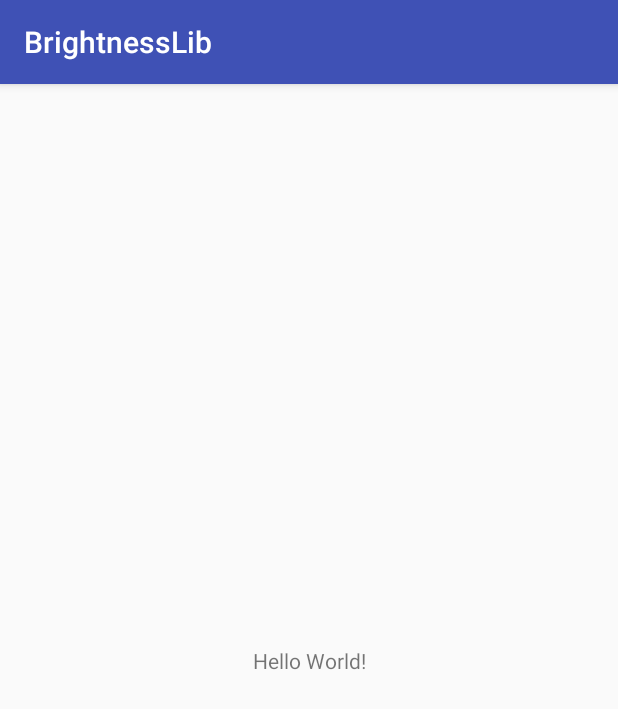
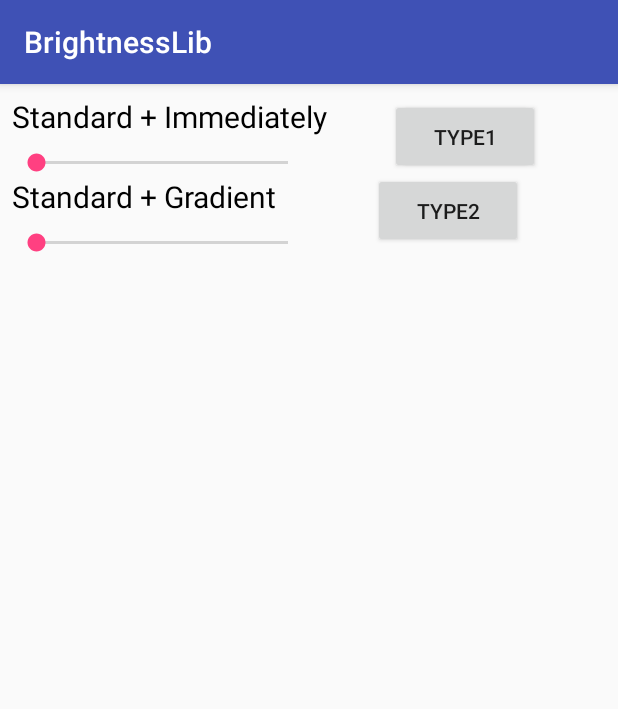
Before and after one commit to RealMoMo/Brightness, an Android app: the screen it shows after launch (MainActivity), on a phone screen of 412 x 824 dp. Shown: the top 709 px of the screen. Run offline under Robolectric (Android 15) with nearby library versions, the phone set to English and light mode, and no system bars.

Commit message:
update example demo
update example demo

```diff
--- a/app/src/main/AndroidManifest.xml
+++ b/app/src/main/AndroidManifest.xml
@@ -1,6 +1,10 @@
 <?xml version="1.0" encoding="utf-8"?>
 <manifest xmlns:android="http://schemas.android.com/apk/res/android"
     package="com.hht.brightness.lib.test">
+
+
+    <uses-permission android:name="android.permission.WRITE_SETTINGS"/>
+    <uses-permission android:name="com.mstar.android.permissionn.ACCESS_TV_DATA" />
 
     <application
         android:allowBackup="true"
--- a/app/src/main/java/com/hht/brightness/lib/test/MainActivity.java
+++ b/app/src/main/java/com/hht/brightness/lib/test/MainActivity.java
@@ -2,12 +2,67 @@ package com.hht.brightness.lib.test;
 
 import android.support.v7.app.AppCompatActivity;
 import android.os.Bundle;
+import android.view.View;
+import android.widget.Button;
+import android.widget.SeekBar;
 
-public class MainActivity extends AppCompatActivity {
+import com.hht.brightness.BrightnessPlatform;
+import com.hht.brightness.impl.BaseBrightnessImpl;
+import com.hht.brightness.impl.BrightnessFactory;
+import com.hht.brightness.strategy.change.IBrightnessChange;
+
+import java.util.Random;
+
+public class MainActivity extends AppCompatActivity implements View.OnClickListener {
+
+    private SeekBar sb_standard_imm;
+    private SeekBar sb_standard_gra;
+
+    private Button btn1,btn2;
+
+    private BaseBrightnessImpl standardImm;
+    private BaseBrightnessImpl standardGra;
+
+
+
 
     @Override
     protected void onCreate(Bundle savedInstanceState) {
         super.onCreate(savedInstanceState);
         setContentView(R.layout.activity_main);
+
+        initBrightness();
+        initView();
+
+    }
+
+    private void initBrightness() {
+        standardImm = BrightnessFactory.createBrightnessImpl(getApplication(), BrightnessPlatform.PLATFORM_STANDARD, IBrightnessChange.Strategy.IMMEDIATELY);
+        standardGra = BrightnessFactory.createBrightnessImpl(getApplication(), BrightnessPlatform.PLATFORM_STANDARD, IBrightnessChange.Strategy.GRADIENT);
+    }
+
+    private void initView() {
+
+        sb_standard_imm = findViewById(R.id.sb_standard_imm);
+        sb_standard_gra  = findViewById(R.id.sb_standard_gra);
+
+        btn1 = findViewById(R.id.btn1);
+        btn2 = findViewById(R.id.btn2);
+        btn1.setOnClickListener(this);
+        btn2.setOnClickListener(this);
+
+    }
+
+
+    @Override
+    public void onClick(View v) {
+        switch (v.getId()){
+            case R.id.btn1:{
+                standardImm.setBrightness(new Random().nextInt(100));
+            }break;
+            case R.id.btn2:{
+                standardGra.setBrightness(new Random().nextInt(100));
+            }break;
+        }
     }
 }
--- a/app/src/main/res/layout/activity_main.xml
+++ b/app/src/main/res/layout/activity_main.xml
@@ -6,13 +6,78 @@
     android:layout_height="match_parent"
     tools:context=".MainActivity">
 
-    <TextView
+    <Button
+        android:id="@+id/button2"
+        style="@style/btn_style"
         android:layout_width="wrap_content"
         android:layout_height="wrap_content"
-        android:text="Hello World!"
-        app:layout_constraintBottom_toBottomOf="parent"
-        app:layout_constraintLeft_toLeftOf="parent"
-        app:layout_constraintRight_toRightOf="parent"
+        android:layout_marginBottom="8dp"
+        android:layout_marginEnd="8dp"
+        android:layout_marginStart="8dp"
+        android:layout_marginTop="8dp"
+        android:text="type1"
+        app:layout_constraintBottom_toBottomOf="@+id/sb_standard_imm"
+        app:layout_constraintEnd_toEndOf="parent"
+        app:layout_constraintStart_toEndOf="@+id/sb_standard_imm"
+        app:layout_constraintTop_toTopOf="@+id/textView" />
+
+    <TextView
+        android:id="@+id/textView"
+        style="@style/tv_style"
+        android:layout_marginStart="8dp"
+        android:layout_marginTop="8dp"
+        android:text="Standard + Immediately"
+        app:layout_constraintStart_toStartOf="parent"
         app:layout_constraintTop_toTopOf="parent" />
 
+    <SeekBar
+        android:id="@+id/sb_standard_imm"
+        style="@style/sb_style"
+        android:layout_marginStart="8dp"
+        android:layout_marginTop="8dp"
+        app:layout_constraintStart_toStartOf="parent"
+        app:layout_constraintTop_toBottomOf="@+id/textView" />
+
+
+    <Button
+        android:id="@+id/btn1"
+        style="@style/btn_style"
+        android:layout_marginBottom="8dp"
+        android:layout_marginEnd="8dp"
+        android:layout_marginStart="8dp"
+        android:layout_marginTop="8dp"
+        android:text="type1"
+        app:layout_constraintBottom_toBottomOf="@+id/sb_standard_imm"
+        app:layout_constraintEnd_toEndOf="parent"
+        app:layout_constraintStart_toEndOf="@+id/sb_standard_imm"
+        app:layout_constraintTop_toTopOf="@+id/textView" />
+
+    <TextView
+        android:id="@+id/textView2"
+        style="@style/tv_style"
+        android:layout_marginStart="8dp"
+        android:text="Standard + Gradient"
+        app:layout_constraintStart_toStartOf="parent"
+        app:layout_constraintTop_toBottomOf="@+id/sb_standard_imm" />
+
+    <SeekBar
+        android:id="@+id/sb_standard_gra"
+        style="@style/sb_style"
+        android:layout_marginStart="8dp"
+        android:layout_marginTop="8dp"
+        app:layout_constraintStart_toStartOf="parent"
+        app:layout_constraintTop_toBottomOf="@+id/textView2" />
+
+    <Button
+        android:id="@+id/btn2"
+        style="@style/btn_style"
+        android:layout_marginBottom="8dp"
+        android:layout_marginEnd="8dp"
+        android:layout_marginStart="8dp"
+        android:text="type2"
+        app:layout_constraintBottom_toBottomOf="@+id/sb_standard_gra"
+        app:layout_constraintEnd_toEndOf="parent"
+        app:layout_constraintStart_toEndOf="@+id/textView2"
+        app:layout_constraintTop_toBottomOf="@+id/sb_standard_imm" />
+
 </android.support.constraint.ConstraintLayout>
--- a/app/src/main/res/values/styles.xml
+++ b/app/src/main/res/values/styles.xml
@@ -8,4 +8,22 @@
         <item name="colorAccent">@color/colorAccent</item>
     </style>
 
+    <style name="tv_style">
+        <item name="android:textColor">@android:color/black</item>
+        <item name="android:textSize">20sp</item>
+        <item name="android:layout_width">wrap_content</item>
+        <item name="android:layout_height">wrap_content</item>
+    </style>
+
+    <style name="sb_style">
+        <item name="android:max">100</item>
+        <item name="android:layout_width">200dp</item>
+        <item name="android:layout_height">wrap_content</item>
+    </style>
+
+    <style name="btn_style">
+        <item name="android:layout_width">100dp</item>
+        <item name="android:layout_height">50dp</item>
+    </style>
+
 </resources>
```
